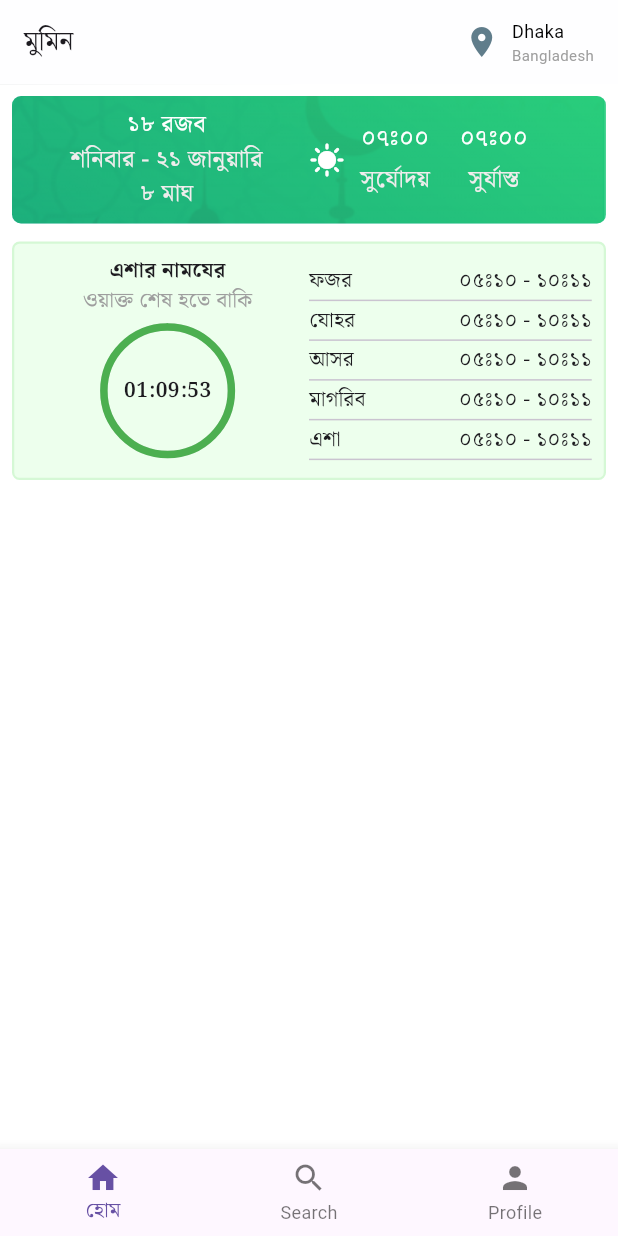
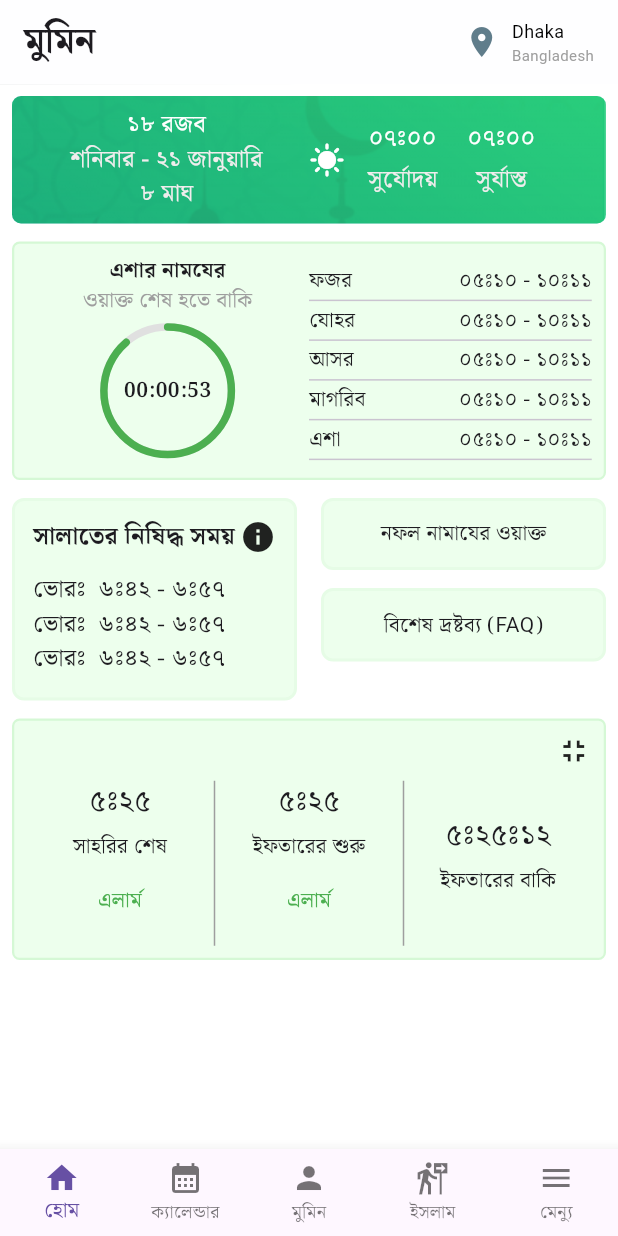
Before and after one commit to DevWithEasy/mumin_app, a Flutter app: the screen it shows after launch, on a phone screen of 412 x 824 dp. Run offline on Flutter 3.47's test engine with Material 3 defaults, Android fonts, the phone set to English and light mode, and no system bars; our stand-ins replace google_fonts.

Commit message:
home page ui add

```diff
--- a/lib/app/components/bottom_navigation_widget.dart
+++ b/lib/app/components/bottom_navigation_widget.dart
@@ -5,18 +5,28 @@ class BottomNavigation extends StatelessWidget {
 
   @override
   Widget build(BuildContext context) {
-    return BottomNavigationBar(items: [
+    return BottomNavigationBar(
+      type: BottomNavigationBarType.fixed,
+      items: [
       BottomNavigationBarItem(
         icon: Icon(Icons.home),
         label: 'হোম',
       ),
       BottomNavigationBarItem(
-        icon: Icon(Icons.search),
-        label: 'Search',
+        icon: Icon(Icons.calendar_month),
+        label: 'ক্যালেন্ডার',
       ),
       BottomNavigationBarItem(
         icon: Icon(Icons.person),
-        label: 'Profile',
+        label: 'মুমিন',
+      ),
+      BottomNavigationBarItem(
+        icon: Icon(Icons.follow_the_signs),
+        label: 'ইসলাম',
+      ),
+      BottomNavigationBarItem(
+        icon: Icon(Icons.menu),
+        label: 'মেন্যু',
       ),
     ]);
   }
--- a/lib/app/components/mumin/prayer_time_widget.dart
+++ b/lib/app/components/mumin/prayer_time_widget.dart
@@ -21,7 +21,13 @@ class PrayerTime extends StatelessWidget {
               children: [
                 Text('এশার নামযের',style: TextStyle(fontWeight: FontWeight.bold)),
                 Text('ওয়াক্ত শেষ হতে বাকি',style: TextStyle(color: Colors.grey)),
-                CountdownTimer(startTime: '07:00',endTime: '08:10')
+                CountdownTimer(
+                  startTime: '07:00',
+                  endTime: '07:01',
+                  height: 100,
+                  width : 100,
+                  fontSize: 14,
+                )
               ],
             )
           ),
--- /dev/null
+++ b/lib/app/components/mumin/resticted_prayer_time_widget.dart
@@ -0,0 +1,151 @@
+import 'package:flutter/material.dart';
+import 'package:mumin/app/components/mumin/resticed_prayer_bottomsheet.dart';
+import 'package:mumin/app/screens/faq.dart';
+
+class RestictedPrayerTime extends StatelessWidget {
+  const RestictedPrayerTime({super.key});
+
+  @override
+  Widget build(BuildContext context) {
+    return SizedBox(
+      height: 135, // Set a fixed height or a height constraint
+      child: Row(
+        children: [
+          Expanded(
+            flex: 1,
+            child: Container(
+              padding: EdgeInsets.all(12),
+              decoration: BoxDecoration(
+                color: const Color.fromARGB(255, 237, 255, 237),
+                borderRadius: BorderRadius.all(Radius.circular(8)),
+                border: Border.all(
+                    color: Color.fromARGB(255, 230, 252, 230), width: 2),
+              ),
+              child: Column(
+                mainAxisAlignment: MainAxisAlignment.start,
+                crossAxisAlignment: CrossAxisAlignment.start,
+                children: [
+                  Row(
+                    mainAxisAlignment: MainAxisAlignment.spaceBetween,
+                    children: [
+                      Text(
+                        'সালাতের নিষিদ্ধ সময়',
+                        style: TextStyle(
+                          fontSize: 16,
+                          fontWeight: FontWeight.bold,
+                        ),
+                      ),
+                      Icon(Icons.info),
+                    ],
+                  ),
+                  SizedBox(height: 12),
+                  Column(
+                    children: [
+                      Row(
+                        children: [
+                          Text(
+                            'ভোরঃ',
+                            style: TextStyle(fontSize: 16),
+                          ),
+                          SizedBox(width: 8),
+                          Text(
+                            '৬ঃ৪২ - ৬ঃ৫৭',
+                            style: TextStyle(fontSize: 16),
+                          ),
+                        ],
+                      ),
+                      Row(
+                        children: [
+                          Text(
+                            'ভোরঃ',
+                            style: TextStyle(fontSize: 16),
+                          ),
+                          SizedBox(width: 8),
+                          Text(
+                            '৬ঃ৪২ - ৬ঃ৫৭',
+                            style: TextStyle(fontSize: 16),
+                          ),
+                        ],
+                      ),
+                      Row(
+                        children: [
+                          Text(
+                            'ভোরঃ',
+                            style: TextStyle(fontSize: 16),
+                          ),
+                          SizedBox(width: 8),
+                          Text(
+                            '৬ঃ৪২ - ৬ঃ৫৭',
+                            style: TextStyle(fontSize: 16),
+                          ),
+                        ],
+                      ),
+                    ],
+                  ),
+                ],
+              ),
+            ),
+          ),
+          SizedBox(width: 16),
+          Expanded(
+            flex: 1,
+            child: Column(
+              children: [
+                InkWell(
+                  onTap: () {
+                    showModalBottomSheet(
+                        context: context,
+                        builder: ((context) {
+                          return ResticedPrayerBottomsheet();
+                        }));
+                  },
+                  child: Align(
+                    alignment: Alignment.topCenter,
+                    child: Container(
+                      alignment: Alignment.center,
+                      padding: EdgeInsets.all(12),
+                      width: double.infinity,
+                      decoration: BoxDecoration(
+                        color: const Color.fromARGB(255, 237, 255, 237),
+                        borderRadius: BorderRadius.all(Radius.circular(8)),
+                        border: Border.all(
+                            color: Color.fromARGB(255, 230, 252, 230),
+                            width: 2),
+                      ),
+                      child: Text('নফল নামাযের ওয়াক্ত'),
+                    ),
+                  ),
+                ),
+                SizedBox(height: 12),
+                InkWell(
+                  onTap: () {
+                    Navigator.push(
+                      context,
+                      MaterialPageRoute(builder: (context) => FaqScreen()),
+                    );
+                  },
+                  child: Align(
+                    alignment: Alignment.bottomCenter,
+                    child: Container(
+                      alignment: Alignment.center,
+                      padding: EdgeInsets.all(12),
+                      width: double.infinity,
+                      decoration: BoxDecoration(
+                        color: const Color.fromARGB(255, 237, 255, 237),
+                        borderRadius: BorderRadius.all(Radius.circular(8)),
+                        border: Border.all(
+                            color: Color.fromARGB(255, 230, 252, 230),
+                            width: 2),
+                      ),
+                      child: Text('বিশেষ দ্রষ্টব্য (FAQ)'),
+                    ),
+                  ),
+                ),
+              ],
+            ),
+          ),
+        ],
+      ),
+    );
+  }
+}
--- /dev/null
+++ b/lib/app/components/mumin/sahari_ifter_time_widget.dart
@@ -0,0 +1,100 @@
+import 'package:flutter/material.dart';
+import 'package:mumin/app/screens/sahriIfter.dart';
+
+class SahariIfterTime extends StatelessWidget {
+  const SahariIfterTime({super.key});
+
+  @override
+  Widget build(BuildContext context) {
+    return Container(
+      padding: EdgeInsets.all(8),
+      decoration: BoxDecoration(
+          borderRadius: BorderRadius.circular(5),
+          color: const Color.fromARGB(255, 237, 255, 237),
+          border: Border.all(
+              width: 1.5, color: const Color.fromARGB(255, 213, 248, 213))),
+      child: Column(
+        children: [
+          Row(
+            mainAxisAlignment: MainAxisAlignment.end,
+            children: [
+              InkWell(
+                onTap: () {
+                  Navigator.push(
+                    context,
+                    MaterialPageRoute(builder: (context) => SahriifterScreen()),
+                  );
+                },
+                child: Icon(
+                  Icons.fullscreen_exit,
+                ),
+              )
+            ],
+          ),
+          SizedBox(height: 8),
+          Row(
+            children: [
+              // First Column
+              Expanded(
+                child: SizedBox(
+                  height: 110,
+                  child: Column(
+                    mainAxisSize: MainAxisSize.min,
+                    children: const [
+                      Text('৫ঃ২৫', style: TextStyle(fontSize: 20)),
+                      SizedBox(height: 5),
+                      Text('সাহরির শেষ'),
+                      SizedBox(height: 16),
+                      Text('এলার্ম', style: TextStyle(color: Colors.green)),
+                    ],
+                  ),
+                ),
+              ),
+              Container(
+                width: 1,
+                height: 110,
+                color: Colors.grey,
+              ),
+              Expanded(
+                child: SizedBox(
+                  height: 110,
+                  child: Column(
+                    mainAxisSize: MainAxisSize.min,
+                    children: const [
+                      Text('৫ঃ২৫', style: TextStyle(fontSize: 20)),
+                      SizedBox(height: 5),
+                      Text('ইফতারের শুরু'),
+                      SizedBox(height: 16),
+                      Text('এলার্ম', style: TextStyle(color: Colors.green)),
+                    ],
+                  ),
+                ),
+              ),
+              Container(
+                width: 1,
+                height: 110,
+                color: Colors.grey,
+              ),
+              Expanded(
+                child: SizedBox(
+                  height: 110,
+                  child: Column(
+                    crossAxisAlignment: CrossAxisAlignment.center,
+                    mainAxisAlignment: MainAxisAlignment.center,
+                    mainAxisSize: MainAxisSize.min,
+                    children: const [
+                      Text('৫ঃ২৫ঃ১২', style: TextStyle(fontSize: 20)),
+                      SizedBox(height: 5),
+                      Text('ইফতারের বাকি'),
+                      SizedBox(height: 10),
+                    ],
+                  ),
+                ),
+              ),
+            ],
+          ),
+        ],
+      ),
+    );
+  }
+}
--- a/lib/app/components/mumin/suntime_widget.dart
+++ b/lib/app/components/mumin/suntime_widget.dart
@@ -46,7 +46,7 @@ class SunTime extends StatelessWidget {
               mainAxisAlignment: MainAxisAlignment.start,
               children: [
                 Icon(Icons.sunny, color: Colors.white),
-                SizedBox(width: 10),
+                SizedBox(width: 15),
                 Column(
                   crossAxisAlignment: CrossAxisAlignment.center,
                   children: [
--- a/lib/app/components/mumin/time_countdown_widget.dart
+++ b/lib/app/components/mumin/time_countdown_widget.dart
@@ -3,14 +3,20 @@ import 'dart:math';
 import 'package:intl/intl.dart';
 
 class CountdownTimer extends StatefulWidget {
-  final String startTime; // Start time in HH:mm format
-  final String endTime;   // End time in HH:mm format
+  final String startTime;
+  final String endTime;
+  final double height;
+  final double width;
+  final double fontSize;
 
   const CountdownTimer({
-    Key? key,
+    super.key,
     required this.startTime,
     required this.endTime,
-  }) : super(key: key);
+    required this.height,
+    required this.width,
+    required this.fontSize,
+  });
 
   @override
   _CountdownTimerState createState() => _CountdownTimerState();
@@ -63,13 +69,13 @@ class _CountdownTimerState extends State<CountdownTimer>
     final seconds = remainingTime.inSeconds % 60;
 
     return SizedBox(
-      width: 100, // Compact widget size
-      height: 100,
+      width: widget.width, // Compact widget size
+      height: widget.height,
       child: Stack(
         alignment: Alignment.center,
         children: [
           CustomPaint(
-            size: Size(90, 90), // Adjust circle size
+            size: Size(widget.width-10, widget.height-10), // Adjust circle size
             painter: CountdownPainter(
               animation: _controller,
               strokeWidth: 5,
@@ -79,7 +85,7 @@ class _CountdownTimerState extends State<CountdownTimer>
           ),
           Text(
             '${hours.toString().padLeft(2, '0')}:${minutes.toString().padLeft(2, '0')}:${seconds.toString().padLeft(2, '0')}',
-            style: TextStyle(fontSize: 14, fontWeight: FontWeight.bold),
+            style: TextStyle(fontSize: widget.fontSize, fontWeight: FontWeight.bold),
           ),
         ],
       ),
@@ -136,7 +142,6 @@ class CountdownPainter extends CustomPainter {
     return true;
   }
 }
-
 
 // import 'package:flutter/material.dart';
 // import 'dart:math';
--- a/lib/app/screens/mumin.dart
+++ b/lib/app/screens/mumin.dart
@@ -2,6 +2,8 @@ import 'package:flutter/material.dart';
 import 'package:mumin/app/components/bottom_navigation_widget.dart';
 import 'package:mumin/app/components/mumin/home_appbar_widget.dart';
 import 'package:mumin/app/components/mumin/prayer_time_widget.dart';
+import 'package:mumin/app/components/mumin/resticted_prayer_time_widget.dart';
+import 'package:mumin/app/components/mumin/sahari_ifter_time_widget.dart';
 import 'package:mumin/app/components/mumin/suntime_widget.dart';
 
 class MuminScreen extends StatefulWidget {
@@ -17,7 +19,10 @@ class _MuminScreenState extends State<MuminScreen> {
     return Scaffold(
       backgroundColor: Colors.white,
       appBar: AppBar(
-        title: Text('মুমিন', style: TextStyle(fontSize: 18)),
+        title: Text(
+          'মুমিন',
+          style: TextStyle(fontSize: 24, fontWeight: FontWeight.bold)
+        ),
         elevation: 0.1,
         backgroundColor: Colors.white,
         shadowColor: Colors.blueGrey,
@@ -30,7 +35,11 @@ class _MuminScreenState extends State<MuminScreen> {
           children: const [
             SunTime(),
             SizedBox(height: 12),
-            PrayerTime()
+            PrayerTime(),
+            SizedBox(height: 12),
+            RestictedPrayerTime(),
+            SizedBox(height: 12),
+            SahariIfterTime()
           ],
         ),
       ),
```
Also changed, not shown: lib/app/components/mumin/resticed_prayer_bottomsheet.dart (added, +34 -0 lines), lib/app/screens/faq.dart (added, +26 -0 lines), lib/app/screens/sahriIfter.dart (added, +107 -0 lines).
